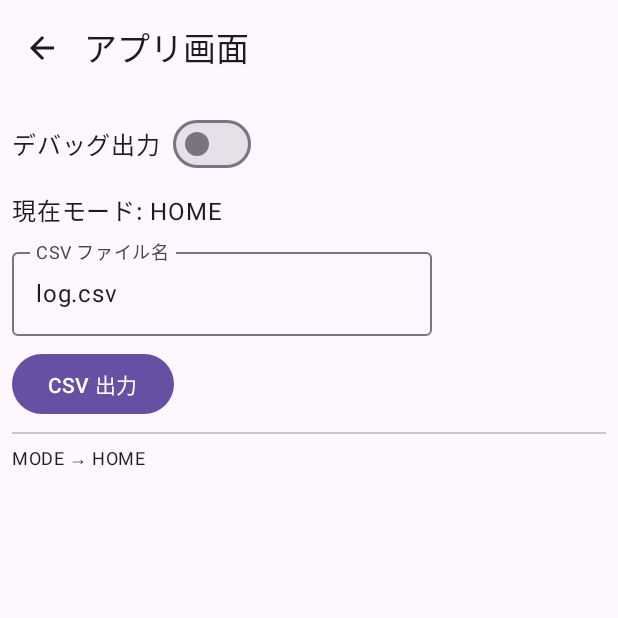
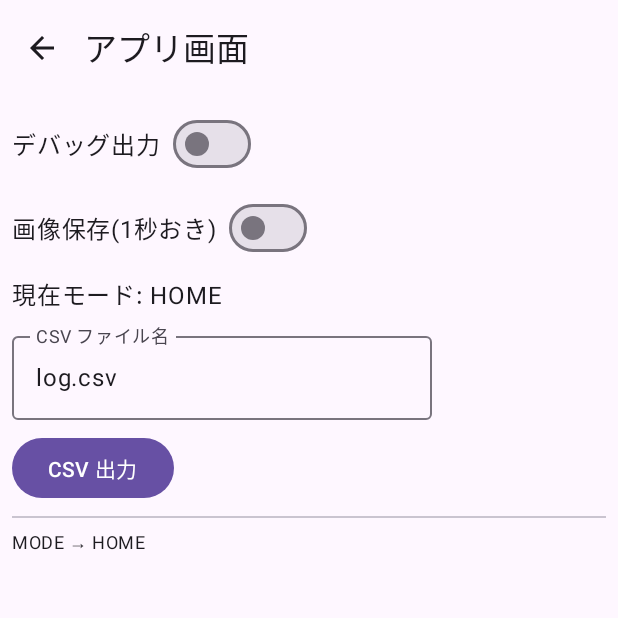
Before and after one commit to shinji1095/WithCrossApp, an Android app built with Jetpack Compose: the AppScreen screen opened through its navigation route, on a phone screen of 412 x 824 dp, the top half of it. Run offline under Robolectric (Android 15) with nearby library versions, the phone set to English and light mode, and no system bars; our stand-ins replace Dagger/Hilt's generated code, Timber; libraries missing offline, so code that uses them is left out: io.ktor.server, org.tensorflow.lite; 5 statements that could not run were skipped.

Commit message:
add: 画ストリーミング画像の保存機能を追加

```diff
--- a/app/src/main/java/com/example/withcrossdemo/ui/screen/AppScreen.kt
+++ b/app/src/main/java/com/example/withcrossdemo/ui/screen/AppScreen.kt
@@ -2,6 +2,7 @@ package com.example.withcrossdemo.ui.screen
 
 import android.graphics.Bitmap
 import android.graphics.BitmapFactory
+import android.os.Environment
 import androidx.compose.foundation.Image
 import androidx.compose.foundation.layout.*
 import androidx.compose.foundation.lazy.LazyColumn
@@ -10,9 +11,11 @@ import androidx.compose.material.icons.Icons
 import androidx.compose.material.icons.filled.ArrowBack
 import androidx.compose.material3.*
 import androidx.compose.runtime.*
+import androidx.compose.runtime.saveable.rememberSaveable
 import androidx.compose.ui.Alignment
 import androidx.compose.ui.Modifier
 import androidx.compose.ui.graphics.asImageBitmap
+import androidx.compose.ui.platform.LocalContext
 import androidx.compose.ui.unit.dp
 import androidx.hilt.navigation.compose.hiltViewModel
 import androidx.navigation.NavHostController
@@ -20,10 +23,16 @@ import com.example.withcrossdemo.BuildConfig
 import com.example.withcrossdemo.ui.viewmodel.AppViewModel
 import com.example.withcrossdemo.ui.viewmodel.RunMode
 import kotlinx.coroutines.Dispatchers
-import kotlinx.coroutines.flow.*
+import kotlinx.coroutines.flow.collectLatest
+import kotlinx.coroutines.flow.mapLatest
+import kotlinx.coroutines.flow.sample
 import kotlinx.coroutines.launch
 import kotlinx.coroutines.withContext
 import timber.log.Timber
+import java.io.File
+import java.text.SimpleDateFormat
+import java.util.Date
+import java.util.Locale
 
 @OptIn(ExperimentalMaterial3Api::class)
 @Composable
@@ -42,8 +51,19 @@ fun AppScreen(
     val jpegFlow = remember { vm.jpegFlow }  // SharedFlow<ByteArray>
     var uiBitmap by remember { mutableStateOf<Bitmap?>(null) }
 
+    // ==== 追加: 保存トグル ====
+    // 端末回転でも維持したいので rememberSaveable
+    var saveImagesOn by rememberSaveable { mutableStateOf(false) }
+    val ctx = LocalContext.current
+    val saveDir = remember {
+        File(ctx.getExternalFilesDir(Environment.DIRECTORY_PICTURES), "stream")
+            .also { it.mkdirs() }
+    }
+    val saveDirPath = remember { saveDir.absolutePath }
+    val sdf = remember { SimpleDateFormat("yyyyMMdd_HHmmss_SSS", Locale.US) }
 
-    // ログにモード変化を追記
+    // ==== 既存: デバッグ用Bitmap描画 ====
+    // debugOn が true の間だけ UI 表示用に Bitmap 化
     LaunchedEffect(debugOn) {
         uiBitmap = null
         if (!debugOn) return@LaunchedEffect
@@ -60,6 +80,26 @@ fun AppScreen(
             .collect { bmp -> uiBitmap = bmp }
     }
 
+    // ==== 追加: 1秒間隔での保存処理（デバッグ表示と独立）====
+    LaunchedEffect(saveImagesOn) {
+        if (!saveImagesOn) return@LaunchedEffect
+        // 1秒に1枚、直近の最新フレームのみ保存
+        jpegFlow
+            .sample(1000)
+            .collectLatest { bytes ->
+                try {
+                    val name = "${sdf.format(Date())}.jpg"
+                    withContext(Dispatchers.IO) {
+                        File(saveDir, name).outputStream().use { it.write(bytes) }
+                    }
+                    Timber.d("Saved JPEG: %s (%dB)", name, bytes.size)
+                } catch (e: Exception) {
+                    Timber.e(e, "Save failed")
+                }
+            }
+    }
+
+    // ログにモード変化を追記（既存）
     LaunchedEffect(mode) { logs.add("MODE → ${mode.name}") }
 
     Scaffold(
@@ -86,6 +126,22 @@ fun AppScreen(
                 Text("デバッグ出力")
                 Spacer(Modifier.width(8.dp))
                 Switch(checked = debugOn, onCheckedChange = { debugOn = it })
+            }
+
+            // ==== 追加: 画像保存トグル ====
+            Row(verticalAlignment = Alignment.CenterVertically) {
+                Text("画像保存(1秒おき)")
+                Spacer(Modifier.width(8.dp))
+                Switch(
+                    checked = saveImagesOn,
+                    onCheckedChange = { saveImagesOn = it }
+                )
+            }
+            if (saveImagesOn) {
+                Text(
+                    "保存先: $saveDirPath",
+                    style = MaterialTheme.typography.bodySmall
+                )
             }
 
             Text("現在モード: ${mode.name}")
```
Also changed, not shown: app/src/main/java/com/example/withcrossdemo/ui/viewmodel/AppViewModel.kt (+49 -2 lines), 1 other file.
